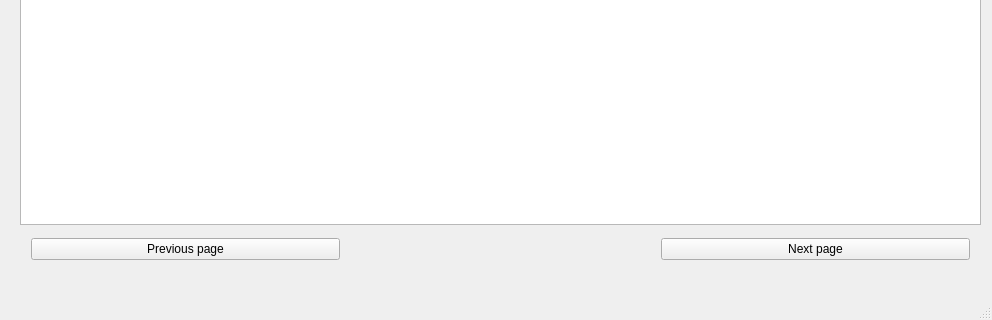
Qt form src/TSS_App.ui (juliaondrusova/TSS_2025_Ondrusova) before a commit; both pictures show x 0 to 992 and y 393 to 713 of the 992 by 713 pixel window.
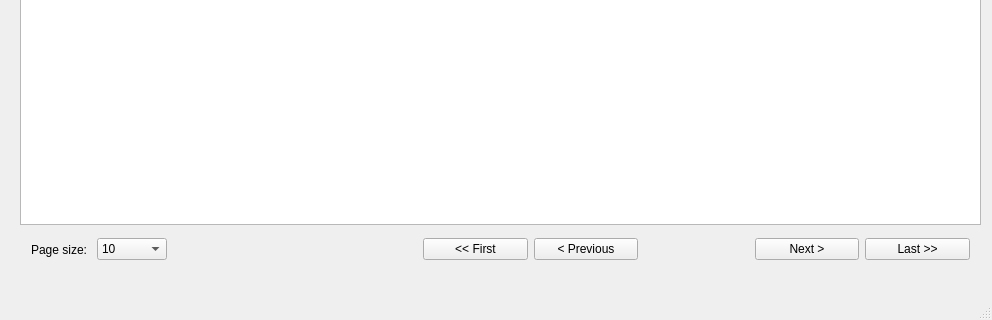
The same form after that commit.

Commit message: uprava pagination (moznost zmenit velkost stranky, fist/last page buttony)

Patch:
```diff
--- a/src/TSS_App.ui
+++ b/src/TSS_App.ui
@@ -129,10 +129,84 @@
      </rect>
     </property>
     <layout class="QHBoxLayout" name="horizontalLayout_3">
+     <item>
+      <widget class="QLabel" name="lblPageSize">
+       <property name="maximumSize">
+        <size>
+         <width>60</width>
+         <height>16777215</height>
+        </size>
+       </property>
+       <property name="text">
+        <string>Page size:</string>
+       </property>
+      </widget>
+     </item>
+     <item>
+      <widget class="QComboBox" name="comboPageSize">
+       <property name="maximumSize">
+        <size>
+         <width>70</width>
+         <height>16777215</height>
+        </size>
+       </property>
+       <property name="currentIndex">
+        <number>1</number>
+       </property>
+       <item>
+        <property name="text">
+         <string>5</string>
+        </property>
+       </item>
+       <item>
+        <property name="text">
+         <string>10</string>
+        </property>
+       </item>
+       <item>
+        <property name="text">
+         <string>20</string>
+        </property>
+       </item>
+       <item>
+        <property name="text">
+         <string>50</string>
+        </property>
+       </item>
+       <item>
+        <property name="text">
+         <string>100</string>
+        </property>
+       </item>
+      </widget>
+     </item>
+     <item>
+      <spacer name="horizontalSpacer">
+       <property name="orientation">
+        <enum>Qt::Orientation::Horizontal</enum>
+       </property>
+       <property name="sizeType">
+        <enum>QSizePolicy::Policy::Fixed</enum>
+       </property>
+       <property name="sizeHint" stdset="0">
+        <size>
+         <width>250</width>
+         <height>20</height>
+        </size>
+       </property>
+      </spacer>
+     </item>
+     <item>
+      <widget class="QPushButton" name="btnFirstPage">
+       <property name="text">
+        <string>&lt;&lt; First</string>
+       </property>
+      </widget>
+     </item>
      <item>
       <widget class="QPushButton" name="btnPrevPage">
        <property name="text">
-        <string>Previous page</string>
+        <string>&lt; Previous</string>
        </property>
       </widget>
      </item>
@@ -149,7 +223,14 @@
      <item>
       <widget class="QPushButton" name="btnNextPage">
        <property name="text">
-        <string>Next page</string>
+        <string>Next &gt;</string>
+       </property>
+      </widget>
+     </item>
+     <item>
+      <widget class="QPushButton" name="btnLastPage">
+       <property name="text">
+        <string>Last &gt;&gt;</string>
        </property>
       </widget>
      </item>
```
The commit also changes 4 other files.
